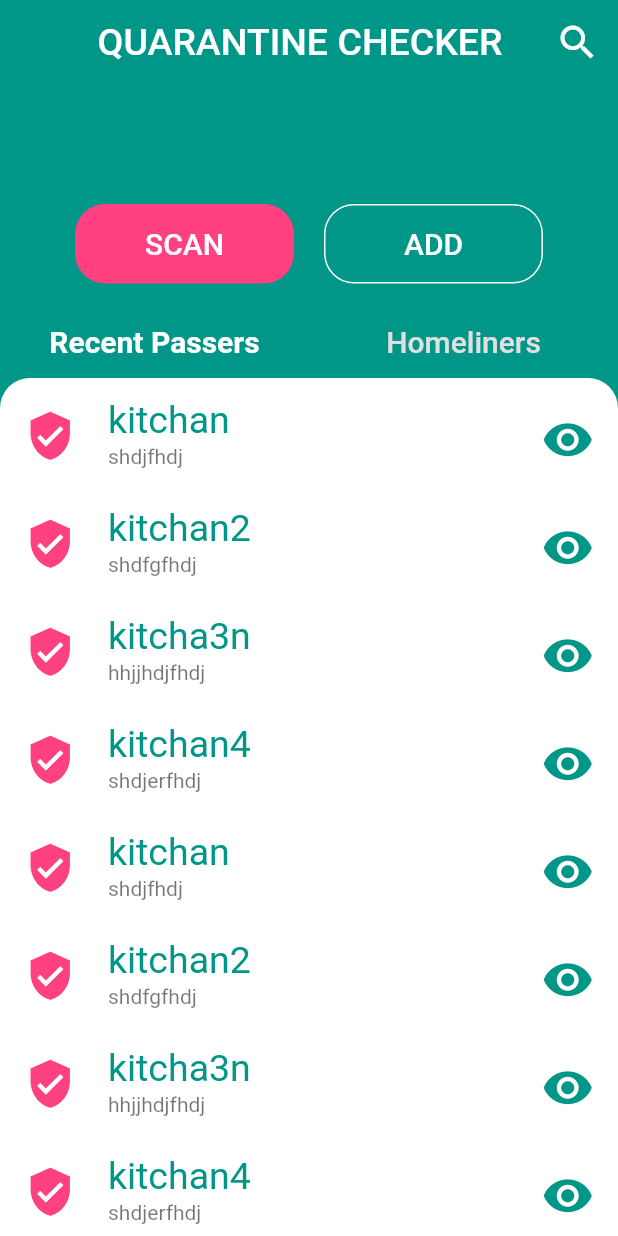
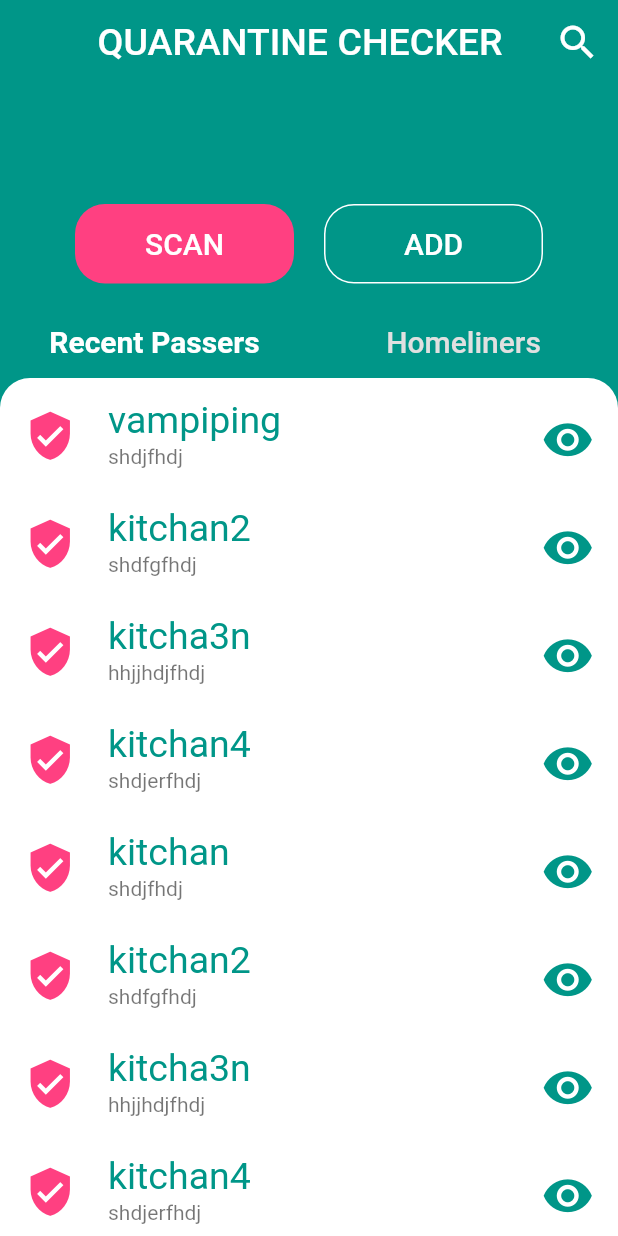
Before and after one commit to kitchanismo/Quarantine-Pass-QR-Code-Scanner, a Flutter app: the screen it shows after launch, on a phone screen of 412 x 824 dp. Run offline on Flutter 3.47's test engine with Material 2 defaults, Android fonts, the phone set to English and light mode, and no system bars.

Commit message:
repo to service

```diff
--- a/lib/screens/home.dart
+++ b/lib/screens/home.dart
@@ -1,7 +1,7 @@
 import 'package:flutter/material.dart';
 import 'package:qr_checker/common/my_button.dart';
 import 'package:qr_checker/models/homeliner.dart';
-import 'package:qr_checker/repositories/homeliner_repository.dart';
+import 'package:qr_checker/services/homeliner_service.dart';
 
 class Home extends StatefulWidget {
   @override
@@ -9,7 +9,7 @@ class Home extends StatefulWidget {
 }
 
 class _HomeState extends State<Home> {
-  final homeLiners = HomeLinerRepository().homeLiners;
+  final homeLiners = HomeLinerService().homeLiners;
 
   @override
   Widget build(BuildContext context) {
--- a/lib/repositories/homeliner_repository.dart
+++ b/lib/services/homeliner_service.dart
@@ -1,8 +1,8 @@
 import 'package:qr_checker/models/homeliner.dart';
 
-class HomeLinerRepository {
+class HomeLinerService {
   List<HomeLiner> homeLiners = [
-    HomeLiner(code: 'shdjfhdj', name: 'kitchan', address: 'sdsd'),
+    HomeLiner(code: 'shdjfhdj', name: 'vampiping', address: 'sdsd'),
     HomeLiner(code: 'shdfgfhdj', name: 'kitchan2', address: 'sdsd'),
     HomeLiner(code: 'hhjjhdjfhdj', name: 'kitcha3n', address: 'sdsd'),
     HomeLiner(code: 'shdjerfhdj', name: 'kitchan4', address: 'sdsd'),
```
